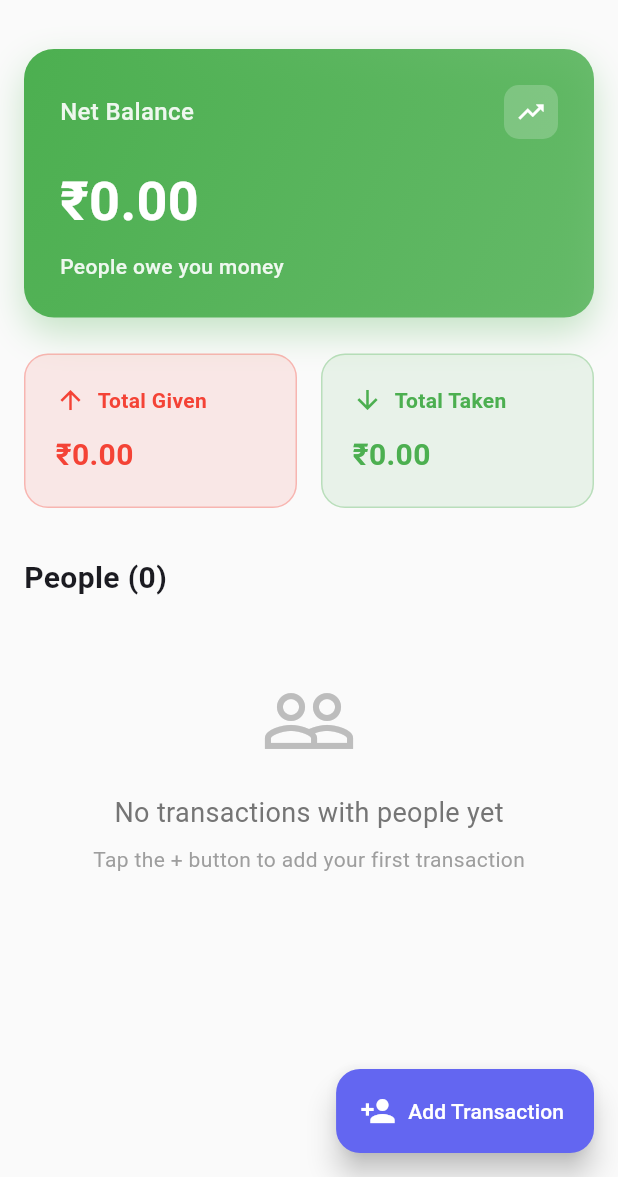
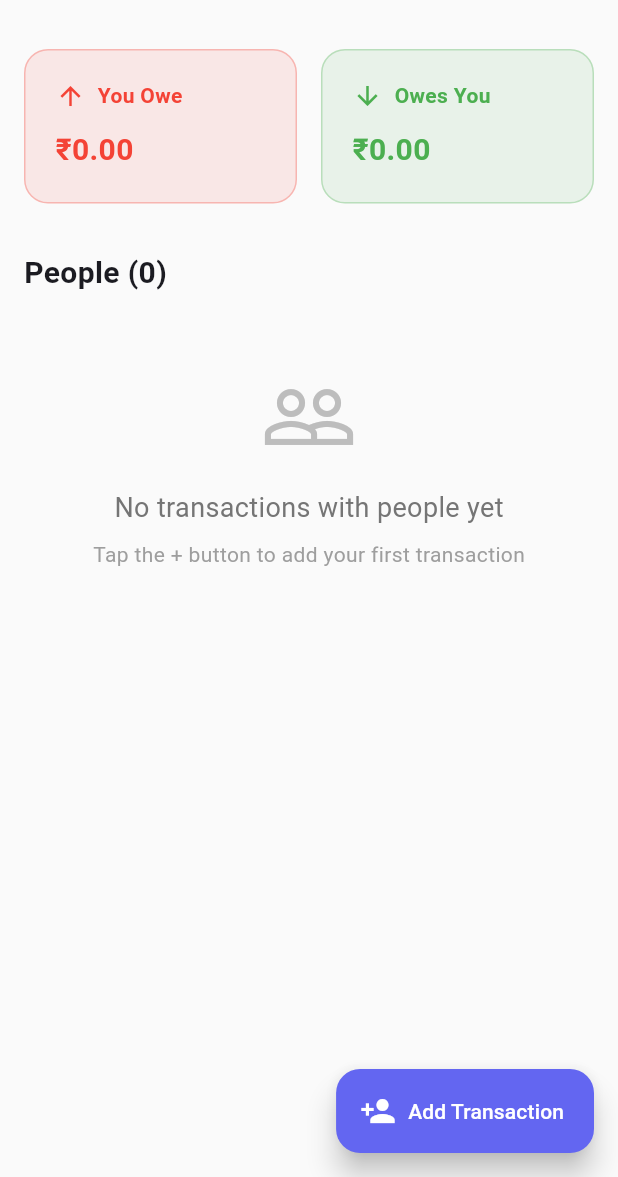
Before and after one commit to malik-l0l/Money_Manager, a Flutter app: the PeopleManagerScreen screen opened directly, on a phone screen of 412 x 824 dp, the part 59-1236 px from its top. Run offline on Flutter 3.47's test engine with Material 3 defaults, Android fonts, the phone set to English and light mode, and no system bars; our stand-ins replace hive, hive_flutter; accounts and stored records are empty; Roboto replaces fonts that are missing (SF Pro Display).

Commit message:
fix(people): removed net balance placed you owe and owes you

```diff
--- a/lib/screens/people_manager_screen.dart
+++ b/lib/screens/people_manager_screen.dart
@@ -10,20 +10,55 @@ class PeopleManagerScreen extends StatefulWidget {
   _PeopleManagerScreenState createState() => _PeopleManagerScreenState();
 }
 
-class _PeopleManagerScreenState extends State<PeopleManagerScreen> {
+class _PeopleManagerScreenState extends State<PeopleManagerScreen> with WidgetsBindingObserver {
   List<PersonSummary> _peopleSummaries = [];
-  double _netBalance = 0.0;
+  double _youOwe = 0.0;
+  double _owesYou = 0.0;
 
   @override
   void initState() {
     super.initState();
+    WidgetsBinding.instance.addObserver(this);
     _loadData();
   }
 
+  @override
+  void dispose() {
+    WidgetsBinding.instance.removeObserver(this);
+    super.dispose();
+  }
+
+  @override
+  void didChangeAppLifecycleState(AppLifecycleState state) {
+    super.didChangeAppLifecycleState(state);
+
+    // Refresh data when app resumes to prevent UI crashes
+    if (state == AppLifecycleState.resumed) {
+      WidgetsBinding.instance.addPostFrameCallback((_) {
+        if (mounted) {
+          _loadData();
+        }
+      });
+    }
+  }
+
   void _loadData() {
+    if (!mounted) return;
+
     setState(() {
       _peopleSummaries = PeopleHiveService.getAllPeopleSummaries();
-      _netBalance = PeopleHiveService.getNetBalance();
+
+      // Calculate amounts you owe and amounts owed to you
+      _youOwe = 0.0;
+      _owesYou = 0.0;
+
+      for (final person in _peopleSummaries) {
+        if (person.totalBalance > 0) {
+          _owesYou += person.totalBalance; // People owe you
+        } else if (person.totalBalance < 0) {
+          _youOwe += person.totalBalance.abs(); // You owe people
+        }
+      }
     });
   }
 
@@ -49,8 +84,6 @@ class _PeopleManagerScreenState extends State<PeopleManagerScreen> {
           child: Column(
             crossAxisAlignment: CrossAxisAlignment.start,
             children: [
-              _buildNetBalanceCard(),
-              SizedBox(height: 24),
               _buildQuickStats(),
               SizedBox(height: 32),
               _buildPeopleList(),
@@ -67,96 +100,13 @@ class _PeopleManagerScreenState extends State<PeopleManagerScreen> {
     );
   }
 
-  Widget _buildNetBalanceCard() {
-    final isPositive = _netBalance >= 0;
-    final color = isPositive ? Colors.green : Colors.red;
-
-    return Container(
-      width: double.infinity,
-      padding: EdgeInsets.all(24),
-      decoration: BoxDecoration(
-        gradient: LinearGradient(
-          begin: Alignment.topLeft,
-          end: Alignment.bottomRight,
-          colors: [
-            color,
-            color.withOpacity(0.8),
-          ],
-        ),
-        borderRadius: BorderRadius.circular(20),
-        boxShadow: [
-          BoxShadow(
-            color: color.withOpacity(0.3),
-            blurRadius: 20,
-            offset: Offset(0, 10),
-          ),
-        ],
-      ),
-      child: Column(
-        crossAxisAlignment: CrossAxisAlignment.start,
-        children: [
-          Row(
-            mainAxisAlignment: MainAxisAlignment.spaceBetween,
-            children: [
-              Text(
-                'Net Balance',
-                style: TextStyle(
-                  fontSize: 16,
-                  color: Colors.white.withOpacity(0.9),
-                  fontWeight: FontWeight.w500,
-                ),
-              ),
-              Container(
-                padding: EdgeInsets.all(8),
-                decoration: BoxDecoration(
-                  color: Colors.white.withOpacity(0.2),
-                  borderRadius: BorderRadius.circular(10),
-                ),
-                child: Icon(
-                  isPositive ? Icons.trending_up : Icons.trending_down,
-                  color: Colors.white,
-                  size: 20,
-                ),
-              ),
-            ],
-          ),
-          SizedBox(height: 16),
-          Text(
-            '₹${_netBalance.abs().toStringAsFixed(2)}',
-            style: TextStyle(
-              fontSize: 36,
-              fontWeight: FontWeight.bold,
-              color: Colors.white,
-            ),
-          ),
-          SizedBox(height: 8),
-          Text(
-            isPositive
-                ? 'People owe you money'
-                : _netBalance == 0
-                    ? 'All settled up!'
-                    : 'You owe people money',
-            style: TextStyle(
-              fontSize: 14,
-              color: Colors.white.withOpacity(0.9),
-              fontWeight: FontWeight.w500,
-            ),
-          ),
-        ],
-      ),
-    );
-  }
-
   Widget _buildQuickStats() {
-    final totalGiven = PeopleHiveService.getTotalGiven();
-    final totalTaken = PeopleHiveService.getTotalTaken();
-
     return Row(
       children: [
         Expanded(
           child: _buildStatCard(
-            'Total Given',
-            totalGiven,
+            'You Owe',
+            _youOwe,
             Colors.red,
             Icons.arrow_upward,
           ),
@@ -164,8 +114,8 @@ class _PeopleManagerScreenState extends State<PeopleManagerScreen> {
         SizedBox(width: 16),
         Expanded(
           child: _buildStatCard(
-            'Total Taken',
-            totalTaken,
+            'Owes You',
+            _owesYou,
             Colors.green,
             Icons.arrow_downward,
           ),
```
Also changed, not shown: lib/screens/person_detail_screen.dart (+24 -1 lines), lib/widgets/add_people_transaction_modal.dart (+16 -1 lines).
